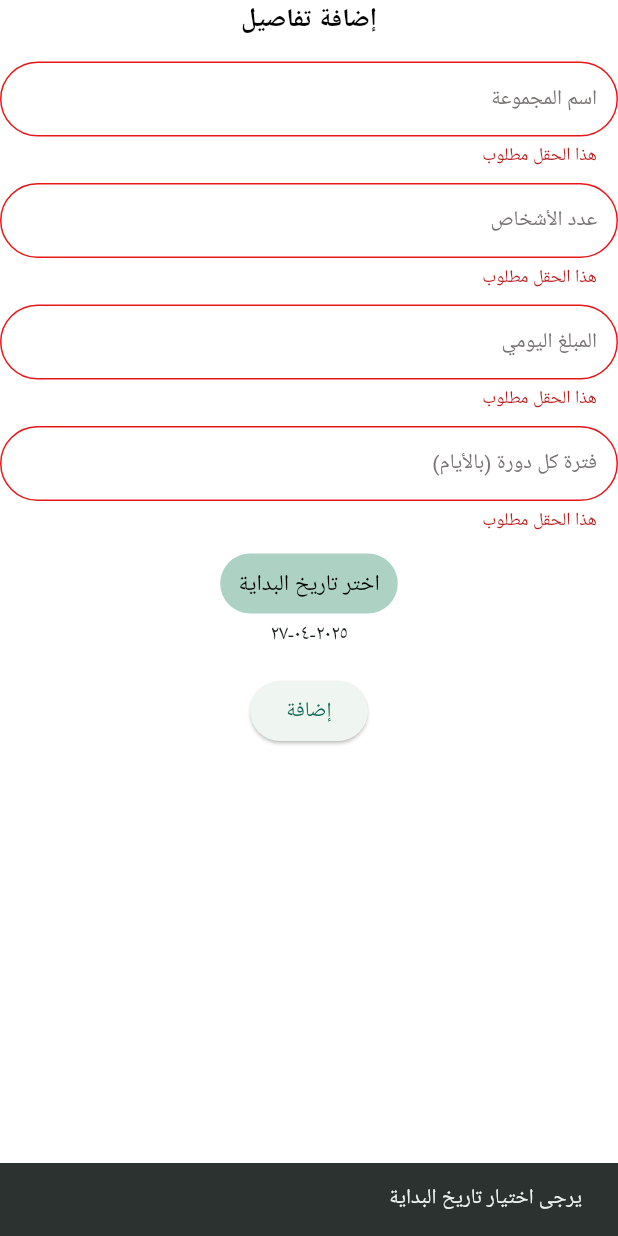
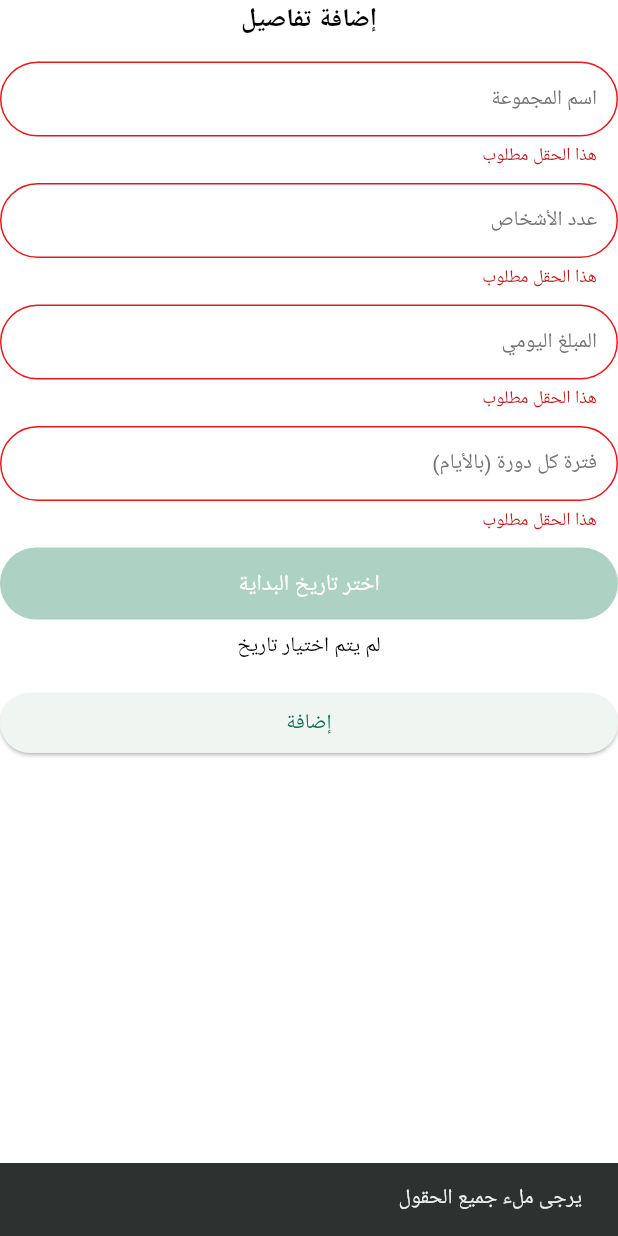
Before and after one commit to Ahmed-AbdElmnaem/dorak-app, a Flutter app: the CustomBottomSheet widget shown alone on an empty page, opened directly with empty values, after a tap on "إضافة", on a phone screen of 412 x 824 dp. Run offline on Flutter 3.47's test engine with Material 3 defaults, Android fonts, the phone set to English and light mode, and no system bars; our stand-ins replace animate_do, easy_localization, firebase_core, local_auth; accounts and stored records are empty.

Commit message:
adedd Bloc

```diff
--- a/lib/features/group_details/ui/screens/group_details_screen.dart
+++ b/lib/features/group_details/ui/screens/group_details_screen.dart
@@ -68,8 +68,6 @@ class _GroupDetailsScreenState extends State<GroupDetailsScreen> {
         backgroundColor: Colors.green,
       ),
     );
-
-    // هنا ممكن تبعت الداتا للسيرفر
   }
 
   @override
--- a/lib/features/home/ui/widget/custom_bottom_sheet.dart
+++ b/lib/features/home/ui/widget/custom_bottom_sheet.dart
@@ -34,11 +34,12 @@ class _CustomBottomSheetState extends State<CustomBottomSheet> {
   DateTime? startDate;
   final GlobalKey<FormState> formKey = GlobalKey<FormState>();
 
-  disose() {
-    widget.nameController.dispose();
-    widget.membersController.dispose();
-    widget.dailyAmountController.dispose();
-    widget.cycleDaysController.dispose();
+  @override
+  void dispose() {
+    widget.nameController.clear();
+    widget.membersController.clear();
+    widget.dailyAmountController.clear();
+    widget.cycleDaysController.clear();
     super.dispose();
   }
 
@@ -52,7 +53,7 @@ class _CustomBottomSheetState extends State<CustomBottomSheet> {
         child: Form(
           key: formKey,
           child: Column(
-            mainAxisSize: MainAxisSize.max,
+            mainAxisSize: MainAxisSize.min,
             children: [
               Text(
                 "إضافة تفاصيل",
@@ -86,12 +87,7 @@ class _CustomBottomSheetState extends State<CustomBottomSheet> {
               const SizedBox(height: 10),
               _buildDatePicker(context),
               const SizedBox(height: 16),
-              widget.isLoading
-                  ? const CircularProgressIndicator()
-                  : ElevatedButton(
-                    onPressed: () => _onAddPressed(context),
-                    child: Text("إضافة"),
-                  ),
+              _buildSubmitButton(context),
               const SizedBox(height: 16),
             ],
           ),
@@ -114,35 +110,45 @@ class _CustomBottomSheetState extends State<CustomBottomSheet> {
   }
 
   Widget _buildDatePicker(BuildContext context) {
-    return Row(
+    return Column(
       children: [
-        Expanded(
-          child: Column(
-            children: [
-              TextButton(
-                style: TextButton.styleFrom(
-                  backgroundColor: ColorManager.mainColor,
-                ),
-                onPressed: () async {
-                  final picked = await _showDatePicker(context);
-                  if (picked != null) {
-                    setState(() => startDate = picked);
-                  }
-                },
-                child: Text("اختر تاريخ البداية", style: Styles.font15W500),
-              ),
-              Text(
-                DateFormat('yyyy-MM-dd').format(startDate ?? DateTime.now()),
-              ),
-            ],
+        TextButton(
+          style: TextButton.styleFrom(
+            backgroundColor: ColorManager.mainColor,
+            minimumSize: const Size(double.infinity, 48),
           ),
+          onPressed: _selectStartDate,
+          child: Text(
+            "اختر تاريخ البداية",
+            style: Styles.font15W500.copyWith(color: Colors.white),
+          ),
+        ),
+        const SizedBox(height: 8),
+        Text(
+          startDate != null
+              ? DateFormat('yyyy-MM-dd').format(startDate!)
+              : "لم يتم اختيار تاريخ",
+          style: Styles.font14W400,
         ),
       ],
     );
   }
 
-  Future<DateTime?> _showDatePicker(BuildContext context) {
-    return showDatePicker(
+  Widget _buildSubmitButton(BuildContext context) {
+    return SizedBox(
+      width: double.infinity,
+      child:
+          widget.isLoading
+              ? const Center(child: CircularProgressIndicator())
+              : ElevatedButton(
+                onPressed: () => _validateAndSubmit(context),
+                child: const Text("إضافة"),
+              ),
+    );
+  }
+
+  Future<void> _selectStartDate() async {
+    final picked = await showDatePicker(
       context: context,
       initialDate: DateTime.now(),
       firstDate: DateTime(2000),
@@ -156,54 +162,89 @@ class _CustomBottomSheetState extends State<CustomBottomSheet> {
               surface: Colors.white,
               onSurface: Colors.black,
             ),
-            dialogTheme: DialogThemeData(backgroundColor: Colors.white),
+            dialogTheme: const DialogTheme(backgroundColor: Colors.white),
           ),
           child: child!,
         );
       },
     );
+
+    if (picked != null) {
+      setState(() => startDate = picked);
+    }
   }
 
-  void _onAddPressed(BuildContext context) {
-    if (formKey.currentState?.validate() != true || startDate == null) {
+  void _validateAndSubmit(BuildContext context) {
+    if (!_validateForm()) return;
+
+    final group = _createGroupModel();
+    widget.onGroupAdded(group);
+
+    _navigateToGroupDetails(context, group);
+    _clearForm();
+  }
+
+  bool _validateForm() {
+    if (formKey.currentState?.validate() != true) {
+      ScaffoldMessenger.of(
+        context,
+      ).showSnackBar(const SnackBar(content: Text("يرجى ملء جميع الحقول")));
+      return false;
+    }
+
+    if (startDate == null) {
       ScaffoldMessenger.of(context).showSnackBar(
         const SnackBar(content: Text("يرجى اختيار تاريخ البداية")),
       );
-      return;
+      return false;
     }
 
+    return true;
+  }
+
+  GroupModel _createGroupModel() {
     final membersCount = int.tryParse(widget.membersController.text) ?? 0;
     final cycleDays = int.tryParse(widget.cycleDaysController.text) ?? 0;
+    final dailyAmount =
+        double.tryParse(widget.dailyAmountController.text) ?? 0.0;
 
-    // حساب تواريخ الدورات
-    List<DateTime> paymentDates = [];
-    DateTime currentDate = startDate!;
-    for (int i = 0; i < membersCount; i++) {
-      paymentDates.add(currentDate);
-      currentDate = currentDate.add(
-        Duration(days: cycleDays),
-      ); // إضافة أيام للدورة التالية
-    }
-
-    // إنشاء المجموعة
-    final group = GroupModel(
+    return GroupModel(
       name: widget.nameController.text,
       membersCount: membersCount,
-      dailyAmount: double.parse(widget.dailyAmountController.text),
+      dailyAmount: dailyAmount,
       cycleDays: cycleDays,
-      startDate: startDate ?? DateTime.now(),
+      startDate: startDate!,
       endDate: startDate!.add(Duration(days: cycleDays * membersCount)),
     );
+  }
 
-    widget.onGroupAdded(group);
+  void _navigateToGroupDetails(BuildContext context, GroupModel group) {
+    final paymentDates = _calculatePaymentDates(group);
+
     Navigator.pushNamed(
       context,
       Routes.groupDetails,
       arguments: GroupDetailsArgs(group: group, paymentDates: paymentDates),
     );
+  }
+
+  List<DateTime> _calculatePaymentDates(GroupModel group) {
+    List<DateTime> dates = [];
+    DateTime currentDate = group.startDate;
+
+    for (int i = 0; i < group.membersCount; i++) {
+      dates.add(currentDate);
+      currentDate = currentDate.add(Duration(days: group.cycleDays));
+    }
+
+    return dates;
+  }
+
+  void _clearForm() {
     widget.nameController.clear();
     widget.membersController.clear();
     widget.dailyAmountController.clear();
     widget.cycleDaysController.clear();
+    setState(() => startDate = null);
   }
 }
--- a/pubspec.yaml
+++ b/pubspec.yaml
@@ -40,6 +40,7 @@ dependencies:
   easy_localization: ^3.0.7+1
   animate_do: ^4.2.0
   local_auth: ^2.3.0
+  bloc: ^9.0.0
 
 dev_dependencies:
   flutter_test:
```
Also changed, not shown: lib/features/home/data/model/group_model.dart (+9 -1 lines), pubspec.lock.
